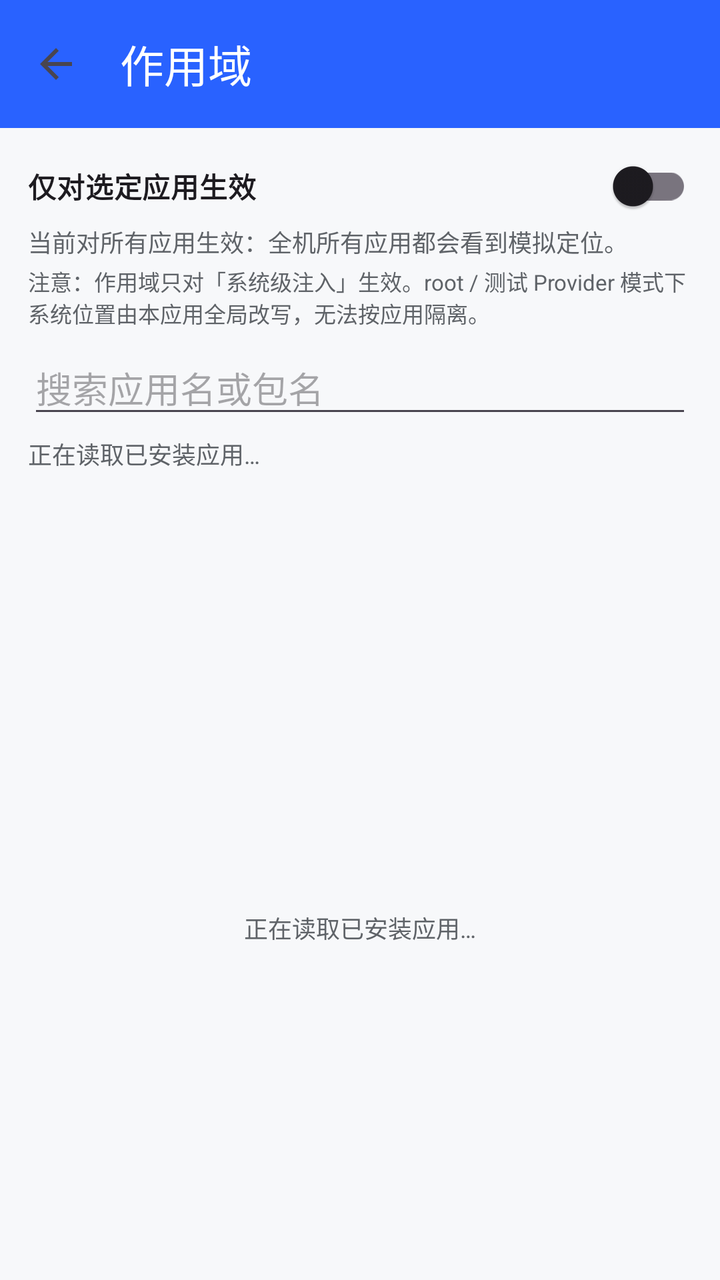
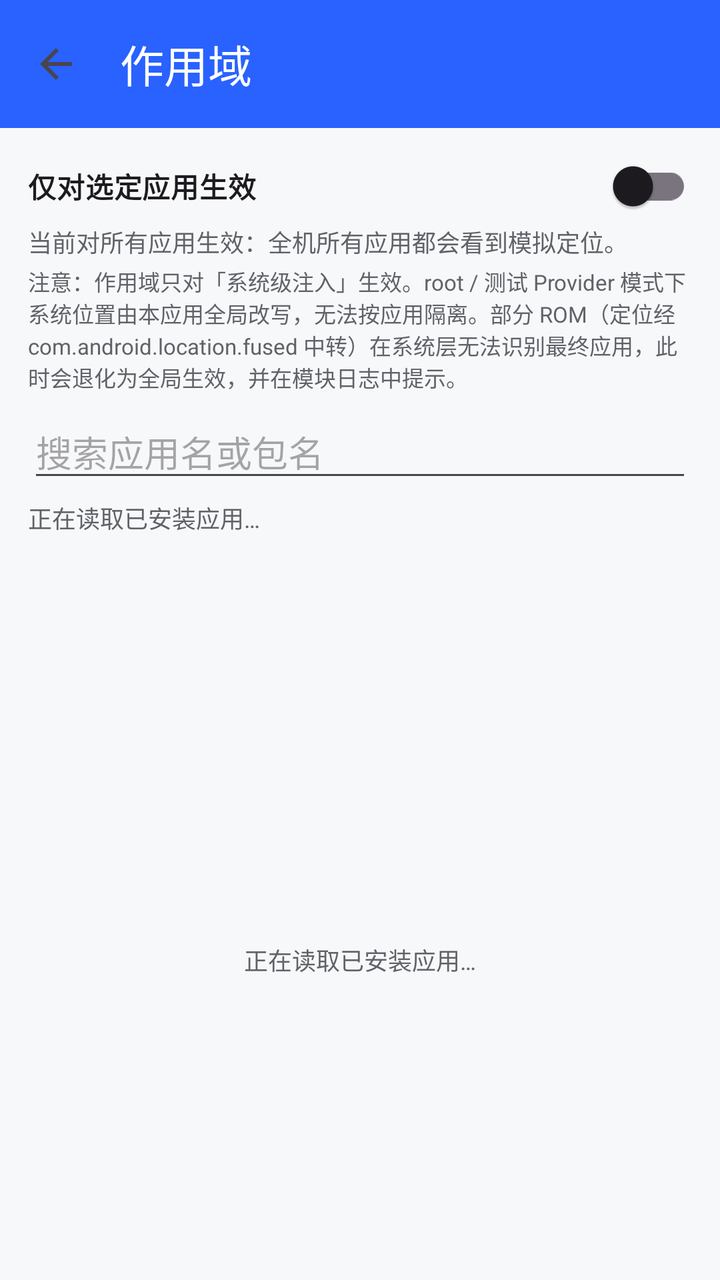

The first picture is an Android layout as it rendered before a commit; the second is the same layout after the commit. The layout source and the unified diff follow.
<!-- AndroidManifest.xml: application theme Theme.VirtualMotion -->
<!-- res/layout/activity_scope.xml -->
<?xml version="1.0" encoding="utf-8"?>
<LinearLayout xmlns:android="http://schemas.android.com/apk/res/android"
    xmlns:app="http://schemas.android.com/apk/res-auto"
    android:layout_width="match_parent"
    android:layout_height="match_parent"
    android:background="@color/panel_bg"
    android:orientation="vertical">

    <com.google.android.material.appbar.MaterialToolbar
        android:id="@+id/scopeToolbar"
        android:layout_width="match_parent"
        android:layout_height="?attr/actionBarSize"
        android:background="@color/brand"
        app:navigationIcon="?attr/homeAsUpIndicator"
        app:title="@string/scope_title"
        app:titleTextColor="#FFFFFF" />

    <com.google.android.material.switchmaterial.SwitchMaterial
        android:id="@+id/switchScopeEnabled"
        android:layout_width="match_parent"
        android:layout_height="wrap_content"
        android:paddingStart="14dp"
        android:paddingTop="10dp"
        android:paddingEnd="14dp"
        android:text="仅对选定应用生效"
        android:textStyle="bold" />

    <TextView
        android:id="@+id/textScopeHint"
        android:layout_width="match_parent"
        android:layout_height="wrap_content"
        android:paddingStart="14dp"
        android:paddingEnd="14dp"
        android:text="当前对所有应用生效：全机所有应用都会看到模拟定位。"
        android:textColor="@color/text_secondary"
        android:textSize="12sp" />

    <TextView
        android:id="@+id/textScopeRootNote"
        android:layout_width="match_parent"
        android:layout_height="wrap_content"
        android:paddingStart="14dp"
        android:paddingTop="3dp"
        android:paddingEnd="14dp"
        android:text="注意：作用域只对「系统级注入」生效。root / 测试 Provider 模式下系统位置由本应用全局改写，无法按应用隔离。"
        android:textColor="@color/text_secondary"
        android:textSize="11sp" />

    <EditText
        android:id="@+id/editScopeSearch"
        android:layout_width="match_parent"
        android:layout_height="wrap_content"
        android:layout_marginStart="14dp"
        android:layout_marginTop="6dp"
        android:layout_marginEnd="14dp"
        android:hint="搜索应用名或包名"
        android:importantForAutofill="no"
        android:inputType="text"
        android:maxLines="1"
        android:singleLine="true" />

    <TextView
        android:id="@+id/textScopeCount"
        android:layout_width="match_parent"
        android:layout_height="wrap_content"
        android:paddingStart="14dp"
        android:paddingTop="4dp"
        android:paddingEnd="14dp"
        android:paddingBottom="4dp"
        android:text="正在读取已安装应用…"
        android:textColor="@color/text_secondary"
        android:textSize="12sp" />

    <FrameLayout
        android:layout_width="match_parent"
        android:layout_height="0dp"
        android:layout_weight="1">

        <ListView
            android:id="@+id/listScopeApps"
            android:layout_width="match_parent"
            android:layout_height="match_parent"
            android:divider="@android:color/transparent"
            android:dividerHeight="0dp"
            android:scrollbars="vertical" />

        <TextView
            android:id="@+id/textScopeEmpty"
            android:layout_width="wrap_content"
            android:layout_height="wrap_content"
            android:layout_gravity="center"
            android:text="没有匹配的应用"
            android:textColor="@color/text_secondary"
            android:visibility="gone" />

        <LinearLayout
            android:id="@+id/scopeLoading"
            android:layout_width="match_parent"
            android:layout_height="match_parent"
            android:gravity="center"
            android:orientation="vertical">

            <ProgressBar
                android:layout_width="40dp"
                android:layout_height="40dp"
                android:indeterminate="true" />

            <TextView
                android:layout_width="wrap_content"
                android:layout_height="wrap_content"
                android:layout_marginTop="8dp"
                android:text="正在读取已安装应用…"
                android:textColor="@color/text_secondary"
                android:textSize="12sp" />
        </LinearLayout>
    </FrameLayout>
</LinearLayout>
<!-- resources referenced by this layout -->
<resources>
  <color name="brand">#2962FF</color>
  <color name="panel_bg">#F7F8FA</color>
  <color name="text_secondary">#5F6368</color>
  <string name="scope_title">作用域</string>
  <style name="Theme.VirtualMotion" parent="Theme.Material3.DayNight.NoActionBar">
          <item name="colorPrimary">@color/brand</item>
          <item name="colorOnPrimary">#FFFFFF</item>
          <item name="colorSecondary">@color/accent</item>
          <item name="android:statusBarColor">@color/brand_dark</item>
      </style>
  <color name="accent">#00C853</color>
  <color name="brand_dark">#1E44B8</color>
</resources>

<!-- the commit's change to res/layout/activity_scope.xml (unified diff, before → after) -->
@@ -42,7 +42,7 @@
         android:paddingStart="14dp"
         android:paddingTop="3dp"
         android:paddingEnd="14dp"
-        android:text="注意：作用域只对「系统级注入」生效。root / 测试 Provider 模式下系统位置由本应用全局改写，无法按应用隔离。"
+        android:text="注意：作用域只对「系统级注入」生效。root / 测试 Provider 模式下系统位置由本应用全局改写，无法按应用隔离。部分 ROM（定位经 com.android.location.fused 中转）在系统层无法识别最终应用，此时会退化为全局生效，并在模块日志中提示。"
         android:textColor="@color/text_secondary"
         android:textSize="11sp" />
 
